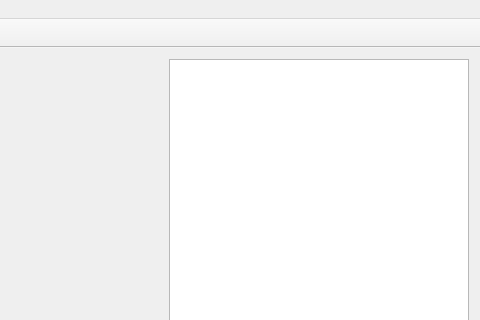
Qt form gui/mainwindow.ui (YosysHQ/nextpnr) before a commit; both pictures show x 489 to 969 and y 0 to 320 of the 969 by 629 pixel window.
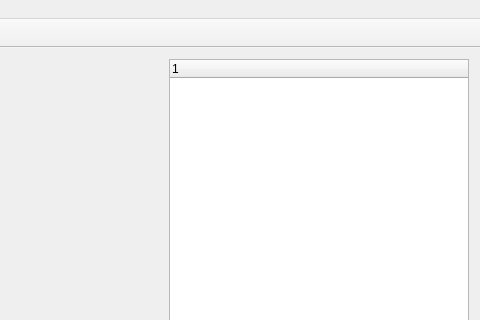
The same form after that commit. Icons and pictures are not drawn. Custom widgets are drawn as their Qt base class.

Commit message: Add QTreeWidget and fill with bels

```diff
--- a/gui/mainwindow.ui
+++ b/gui/mainwindow.ui
@@ -64,7 +64,7 @@
        <property name="orientation">
         <enum>Qt::Vertical</enum>
        </property>       
-       <widget class="QTreeView" name="treeView">
+       <widget class="QTreeWidget" name="treeWidget">
         <property name="minimumSize">
          <size>
           <width>300</width>
```
The commit also changes 1 other file.
